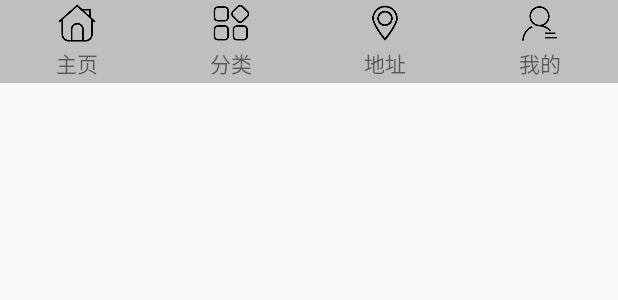
After one commit to 1334075863/fragment, an Android app: the layout view_bottom.xml on its own in the app's theme, with its tools: preview values and no code run, on a phone screen of 412 x 824 dp. The commit adds this screen. Shown: the top 300 px of the screen. Run offline under Robolectric (Android 15) with nearby library versions, the phone set to English and light mode, and no system bars.

```diff
--- a/app/src/main/AndroidManifest.xml
+++ b/app/src/main/AndroidManifest.xml
@@ -3,6 +3,7 @@
     package="com.whales.fragment">
 
     <application
+        android:name=".MyApp"
         android:allowBackup="true"
         android:icon="@mipmap/ic_launcher"
         android:label="@string/app_name"
--- a/app/src/main/java/com/whales/fragment/base/BaseActivity.java
+++ b/app/src/main/java/com/whales/fragment/base/BaseActivity.java
@@ -3,6 +3,10 @@ package com.whales.fragment.base;
 import android.os.Bundle;
 import android.support.annotation.Nullable;
 import android.support.v7.app.AppCompatActivity;
+
+import com.whales.fragment.MyApp;
+
+import timber.log.Timber;
 
 /**
  * Created on 2019/07/31
--- /dev/null
+++ b/app/src/main/res/layout/view_bottom.xml
@@ -0,0 +1,93 @@
+<?xml version="1.0" encoding="utf-8"?>
+<LinearLayout xmlns:android="http://schemas.android.com/apk/res/android"
+    android:layout_width="match_parent"
+    android:layout_height="55dp"
+    android:orientation="horizontal"
+    android:background="#bfbfbf">
+
+    <LinearLayout
+        android:id="@+id/lr_main"
+        android:layout_width="0dp"
+        android:layout_height="match_parent"
+        android:layout_weight="1"
+        android:orientation="vertical"
+        android:layout_gravity="center"
+        android:gravity="center">
+        <ImageView
+            android:id="@+id/iv_main"
+            android:layout_width="25dp"
+            android:layout_height="25dp"
+            android:src="@mipmap/ic_vb_home"/>
+        <TextView
+            android:id="@+id/tv_main"
+            android:layout_width="wrap_content"
+            android:layout_height="wrap_content"
+            android:layout_marginTop="3dp"
+            android:text="主页"/>
+    </LinearLayout>
+
+    <LinearLayout
+        android:id="@+id/lr_other"
+        android:layout_width="0dp"
+        android:layout_height="match_parent"
+        android:layout_weight="1"
+        android:orientation="vertical"
+        android:layout_gravity="center"
+        android:gravity="center">
+        <ImageView
+            android:id="@+id/iv_other"
+            android:layout_width="25dp"
+            android:layout_height="25dp"
+            android:src="@mipmap/ic_vb_other"/>
+        <TextView
+            android:id="@+id/tv_other"
+            android:layout_width="wrap_content"
+            android:layout_height="wrap_content"
+            android:layout_marginTop="3dp"
+            android:text="分类"/>
+    </LinearLayout>
+
+    <LinearLayout
+        android:id="@+id/lr_location"
+        android:layout_width="0dp"
+        android:layout_height="match_parent"
+        android:layout_weight="1"
+        android:orientation="vertical"
+        android:layout_gravity="center"
+        android:gravity="center">
+        <ImageView
+            android:id="@+id/iv_location"
+            android:layout_width="25dp"
+            android:layout_height="25dp"
+            android:src="@mipmap/ic_vb_location"/>
+        <TextView
+            android:id="@+id/tv_location"
+            android:layout_width="wrap_content"
+            android:layout_height="wrap_content"
+            android:layout_marginTop="3dp"
+            android:text="地址"/>
+    </LinearLayout>
+
+    <LinearLayout
+        android:id="@+id/lr_myself"
+        android:layout_width="0dp"
+        android:layout_height="match_parent"
+        android:layout_weight="1"
+        android:orientation="vertical"
+        android:layout_gravity="center"
+        android:gravity="center">
+        <ImageView
+            android:id="@+id/iv_myself"
+            android:layout_width="25dp"
+            android:layout_height="25dp"
+            android:src="@mipmap/ic_vb_myself"/>
+        <TextView
+            android:id="@+id/tv_myself"
+            android:layout_width="wrap_content"
+            android:layout_height="wrap_content"
+            android:layout_marginTop="3dp"
+            android:text="我的"/>
+    </LinearLayout>
+
+
+</LinearLayout>
--- a/app/src/main/res/values/styles.xml
+++ b/app/src/main/res/values/styles.xml
@@ -1,7 +1,7 @@
 <resources>
 
     <!-- Base application theme. -->
-    <style name="AppTheme" parent="Theme.AppCompat.Light.DarkActionBar">
+    <style name="AppTheme" parent="Theme.AppCompat.Light.NoActionBar">
         <!-- Customize your theme here. -->
         <item name="colorPrimary">@color/colorPrimary</item>
         <item name="colorPrimaryDark">@color/colorPrimaryDark</item>
```
Also changed, not shown: app/src/main/java/com/whales/fragment/MainActivity.java (+89 -1 lines), app/src/main/res/layout/activity_main.xml (+7 -9 lines), app/src/main/res/layout/item_view_botton.xml (added, +22 -0 lines), app/src/main/res/mipmap-xhdpi/ic_vb_home.png (added), app/src/main/res/mipmap-xhdpi/ic_vb_homet.png (added), app/src/main/res/mipmap-xhdpi/ic_vb_location.png (added), app/src/main/res/mipmap-xhdpi/ic_vb_locationt.png (added), app/src/main/res/mipmap-xhdpi/ic_vb_myself.png (added), app/src/main/res/mipmap-xhdpi/ic_vb_myselft.png (added), app/src/main/res/mipmap-xhdpi/ic_vb_other.png (added), app/src/main/res/mipmap-xhdpi/ic_vb_othert.png (added).
